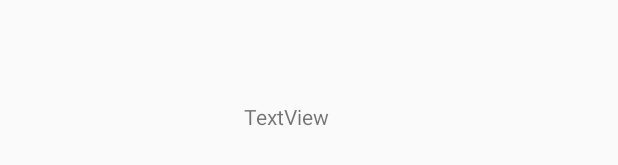
After one commit to margaretmwaura/FlightApp, an Android app: the layout airport_dapter.xml on its own in the app's theme, with its tools: preview values and no code run, on a phone screen of 412 x 824 dp. The commit adds this screen. Shown: the part 331-496 px from the top of the screen. Run offline under Robolectric (Android 15) with nearby library versions, the phone set to English and light mode, and no system bars.

Commit message:
Worked on displaying the airports and handling when recyclerview clicks

```diff
--- /dev/null
+++ b/app/src/main/res/layout/airport_dapter.xml
@@ -0,0 +1,26 @@
+<?xml version="1.0" encoding="utf-8"?>
+<android.support.constraint.ConstraintLayout
+    xmlns:android="http://schemas.android.com/apk/res/android"
+    xmlns:app="http://schemas.android.com/apk/res-auto"
+    xmlns:tools="http://schemas.android.com/tools"
+    android:layout_width="match_parent"
+    android:layout_height="match_parent">
+
+    <TextView
+        android:id="@+id/city_view"
+        android:layout_width="wrap_content"
+        android:layout_height="wrap_content"
+        android:layout_marginStart="8dp"
+        android:layout_marginLeft="8dp"
+        android:layout_marginTop="272dp"
+        android:layout_marginEnd="8dp"
+        android:layout_marginRight="8dp"
+        android:layout_marginBottom="8dp"
+        android:text="TextView"
+        app:layout_constraintBottom_toBottomOf="parent"
+        app:layout_constraintEnd_toEndOf="parent"
+        app:layout_constraintHorizontal_bias="0.455"
+        app:layout_constraintStart_toStartOf="parent"
+        app:layout_constraintTop_toTopOf="parent"
+        app:layout_constraintVertical_bias="0.032" />
+</android.support.constraint.ConstraintLayout>
```
Also changed, not shown: app/src/main/java/com/android/flightapp/Model/AirportAdapter.java (added, +76 -0 lines), app/src/main/java/com/android/flightapp/Presenter/OnItemClickListener.java (added, +8 -0 lines), app/src/main/java/com/android/flightapp/View/AirportActivity.java (+26 -1 lines), app/src/main/res/layout/activity_airport.xml (+7 -0 lines).
